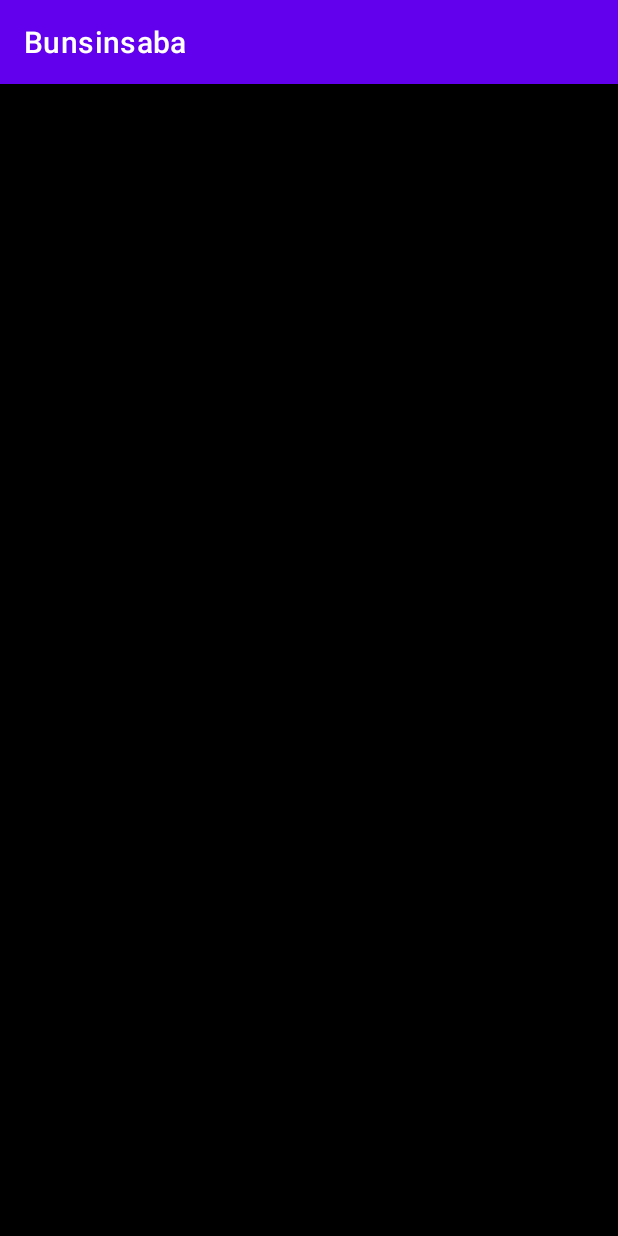
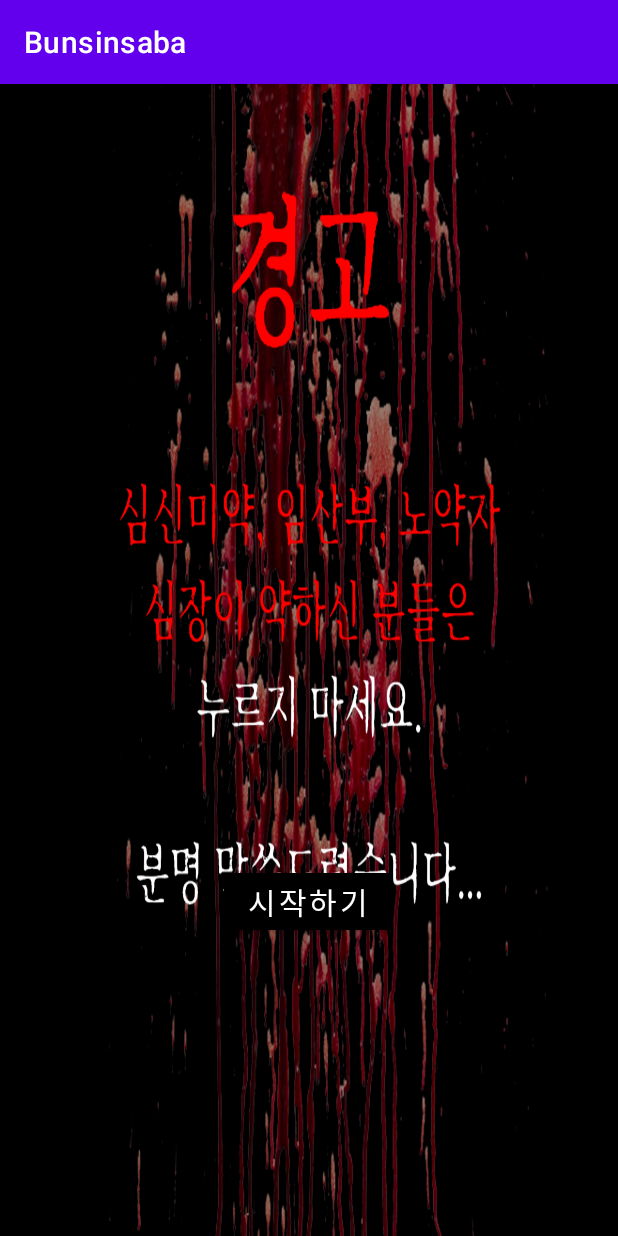
Before and after one commit to ohg89416/bunsinsaba, an Android app: the screen it shows after launch (StartActivity before the commit, WarningActivity after it), after a tap on "GAME START", on a phone screen of 412 x 824 dp. Run offline under Robolectric (Android 15) with nearby library versions, the phone set to English and light mode, and no system bars.

Commit message:
2021-10-28

```diff
--- a/app/src/main/java/com/example/bunsinsaba/MainActivity.java
+++ b/app/src/main/java/com/example/bunsinsaba/MainActivity.java
@@ -15,12 +15,12 @@ public class MainActivity extends AppCompatActivity {
         super.onCreate(savedInstanceState);
         setContentView(R.layout.activity_main);
 
-        //start 버튼 클릭시 StartActivity 로 이동
+        //start 버튼 클릭시 WarningActivity 로 이동
         Button startBtn = findViewById(R.id.start);
         startBtn.setOnClickListener(new View.OnClickListener() {
             @Override
             public void onClick(View v) {
-                Intent intent = new Intent(MainActivity.this, StartActivity.class);
+                Intent intent = new Intent(MainActivity.this, WarningActivity.class);
                 startActivity(intent);
             }
         });
--- a/app/src/main/java/com/example/bunsinsaba/WarningActivity.java
+++ b/app/src/main/java/com/example/bunsinsaba/WarningActivity.java
@@ -1,8 +1,28 @@
 package com.example.bunsinsaba;
+
+import android.content.Intent;
+import android.os.Bundle;
+import android.view.View;
+import android.widget.Button;
 
 import androidx.appcompat.app.AppCompatActivity;
 
 public class WarningActivity extends AppCompatActivity {
 
+    @Override
+    protected void onCreate(Bundle savedInstanceState) {
+        super.onCreate(savedInstanceState);
+        setContentView(R.layout.activity_warning);
 
+        Intent intent = getIntent();
+
+    Button startBtn = findViewById(R.id.startgame);
+        startBtn.setOnClickListener(new View.OnClickListener() {
+            @Override
+            public void onClick(View v) {
+                Intent intent = new Intent(WarningActivity.this, StartActivity.class);
+                startActivity(intent);
+            }
+        });
+    }
 }
--- a/app/src/main/res/layout/activity_warning.xml
+++ b/app/src/main/res/layout/activity_warning.xml
@@ -9,11 +9,11 @@
     android:background="@drawable/warning">
 
     <Button
-        android:id="@+id/start"
+        android:id="@+id/startgame"
         android:layout_width="wrap_content"
         android:layout_height="match_parent"
         android:layout_gravity="center"
-        android:layout_marginTop="500dp"
+        android:layout_marginTop="520dp"
         android:textSize="20dp"
         android:text="시작하기"
         android:backgroundTint="@color/black"
```
